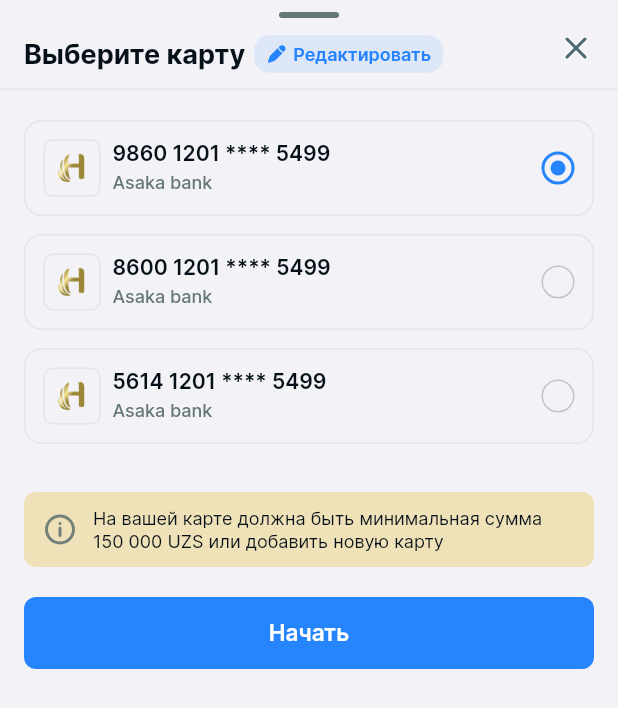
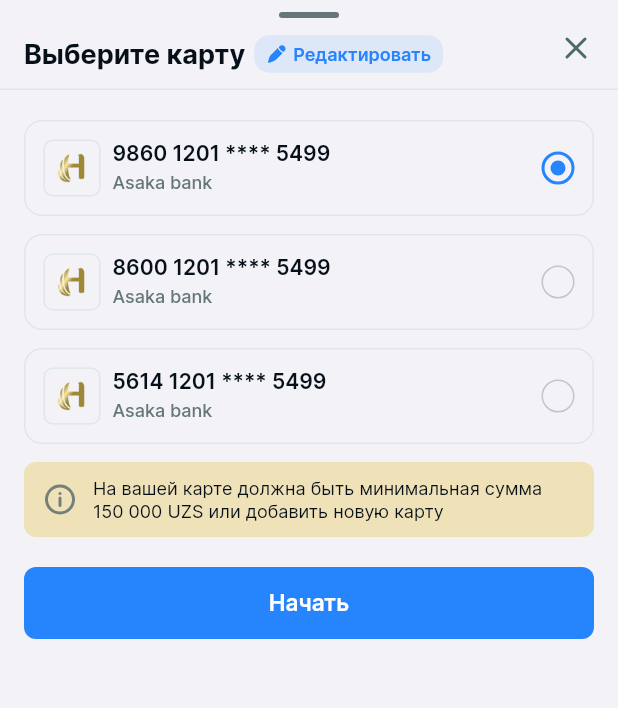
Before and after one commit to Sirojiddin05/iWatt, a Flutter app: the PayWithCardSheet widget shown alone on an empty page, opened directly, on a phone screen of 412 x 824 dp. Shown: the top 708 px of the screen. Run offline on Flutter 3.47's test engine with Material 3 defaults, Android fonts, the phone set to English and light mode, and no system bars; our stand-ins replace bloc, bloc_concurrency, cached_network_image, connectivity_plus, dio, easy_localization and 17 more; missing offline and left inert: flutter_touch_ripple, yandex_mapkit; accounts and stored records are empty; network calls fail; project files that could hold a hidden picture were left out.

Commit message:
fix: fix layout in select credit card for payment.

```diff
--- a/lib/features/profile/presentation/widgets/pay_with_card_sheet.dart
+++ b/lib/features/profile/presentation/widgets/pay_with_card_sheet.dart
@@ -69,7 +69,9 @@ class _PayWithCardSheetState extends State<PayWithCardSheet> {
               PayWithCardSheetHeader(
                 onEditTap: () => setState(() => editing = !editing),
               ),
-              Padding(
+              Flexible(
+                child: SingleChildScrollView(
+                  child: Padding(
                     padding: const EdgeInsets.fromLTRB(16, 14, 16, 6),
                     child: Column(
                       children: [
@@ -92,8 +94,13 @@ class _PayWithCardSheetState extends State<PayWithCardSheet> {
                                   },
                           ),
                         )),
+                      ],
+                    ),
+                  ),
+                ),
+              ),
               Padding(
-                      padding: const EdgeInsets.only(top: 26.0),
+                padding: const EdgeInsets.fromLTRB(16, 0, 16, 6),
                 child: AnimatedCrossFade(
                   duration: const Duration(milliseconds: 150),
                   crossFadeState: editing ? CrossFadeState.showSecond : CrossFadeState.showFirst,
@@ -104,9 +111,6 @@ class _PayWithCardSheetState extends State<PayWithCardSheet> {
               ),
             ],
           ),
-              ),
-            ],
-          ),
         );
       },
     );
```
Also changed, not shown: pubspec.lock, 2 other files. Lines whose indentation alone changed are shown as unchanged.
